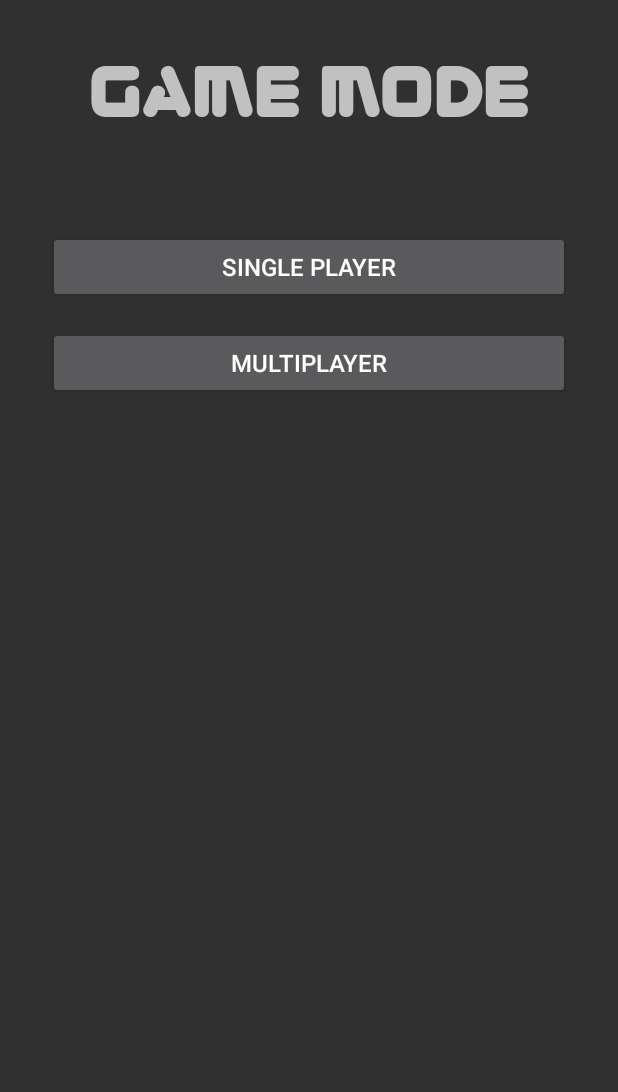
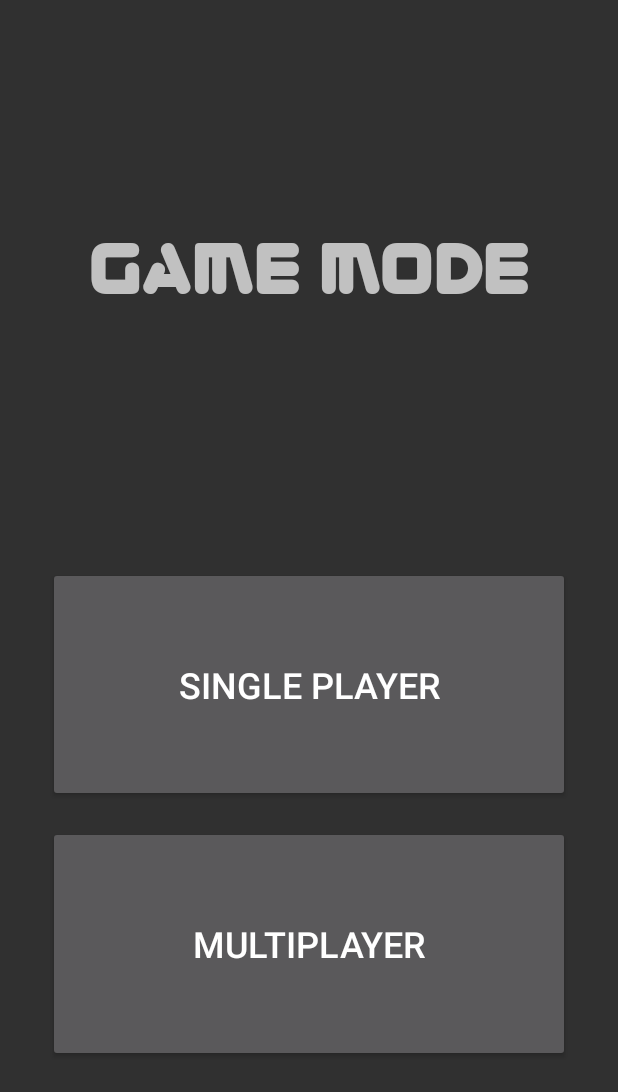
Before and after one commit to NetoPedro/TicTacToe, an Android app: the SelectGameModeActivity screen opened directly, with no data from a screen before it, on a phone screen of 412 x 824 dp. Shown: the top 1092 px of the screen. Run offline under Robolectric (Android 15) with nearby library versions, the phone set to English and light mode, and no system bars.

Commit message:
Main e select game mode activities mudados

```diff
--- a/app/src/main/res/layout/activity_main.xml
+++ b/app/src/main/res/layout/activity_main.xml
@@ -20,7 +20,7 @@
         android:textSize="64dp"
         android:textAlignment="center"
         android:layout_gravity="center_horizontal"
-        android:layout_marginTop="64dp"
+        android:layout_marginTop="86dp"
         android:layout_marginRight="16dp"
         android:layout_marginLeft="16dp"/>
 
@@ -28,7 +28,7 @@
         android:orientation="horizontal"
         android:layout_width="match_parent"
         android:layout_height="0dp"
-        android:layout_weight="10">
+        android:layout_weight="8">
 
         <ImageView
             android:layout_width="0dp"
--- a/app/src/main/res/layout/activity_select_difficulty.xml
+++ b/app/src/main/res/layout/activity_select_difficulty.xml
@@ -22,7 +22,7 @@
         android:layout_marginBottom="48dp"
         android:layout_marginLeft="16dp"
         android:layout_marginRight="16dp"
-        android:layout_marginTop="16dp" />
+        android:layout_marginTop="86dp" />
 
     <Button
         android:text="@string/easy"
--- a/app/src/main/res/layout/activity_select_game_mode.xml
+++ b/app/src/main/res/layout/activity_select_game_mode.xml
@@ -1,5 +1,5 @@
 <?xml version="1.0" encoding="utf-8"?>
-<RelativeLayout xmlns:android="http://schemas.android.com/apk/res/android"
+<LinearLayout xmlns:android="http://schemas.android.com/apk/res/android"
     xmlns:tools="http://schemas.android.com/tools"
     android:id="@+id/activity_select_game_mode"
     android:layout_width="match_parent"
@@ -8,12 +8,14 @@
     android:paddingLeft="@dimen/activity_horizontal_margin"
     android:paddingRight="@dimen/activity_horizontal_margin"
     android:paddingTop="@dimen/activity_vertical_margin"
+    android:orientation="vertical"
     tools:context="com.trimteam.tictactoe.SelectGameModeActivity">
 
     <TextView
         android:layout_width="match_parent"
-        android:layout_height="wrap_content"
+        android:layout_height="0dp"
         android:textAlignment="center"
+        android:gravity="center"
         android:text="@string/select_game_mode"
         android:layout_marginLeft="16dp"
         android:layout_marginRight="16dp"
@@ -21,29 +23,37 @@
         android:fontFamily="monospace"
         android:textSize="@android:dimen/app_icon_size"
         android:id="@+id/text_select_game_mode"
-        android:layout_marginBottom="64dp"
-        android:layout_marginTop="16dp"/>
+        android:layout_weight="7"/>
+
+    <LinearLayout
+        android:orientation="vertical"
+        android:layout_width="match_parent"
+        android:layout_height="0dp"
+        android:layout_weight="10"
+        android:paddingBottom="100dp"
+        android:paddingTop="36dp">
 
         <Button
             android:text="@string/single_player"
             android:layout_width="match_parent"
-        android:layout_height="wrap_content"
-        android:layout_centerHorizontal="true"
-        android:textSize="@dimen/activity_vertical_margin"
+            android:layout_height="0dp"
+            android:textSize="24dp"
             android:layout_marginLeft="16dp"
             android:layout_marginRight="16dp"
-        android:layout_marginBottom="16dp"
-        android:layout_below="@+id/text_select_game_mode"
-        android:id="@+id/button_single_player" />
+            android:id="@+id/button_single_player"
+            android:layout_weight="1"
+            android:layout_marginBottom="16dp"/>
 
         <Button
             android:text="@string/multiplayer"
             android:layout_width="match_parent"
-        android:layout_height="wrap_content"
-        android:layout_centerHorizontal="true"
-        android:textSize="@dimen/activity_vertical_margin"
+            android:layout_height="0dp"
+            android:textSize="24dp"
             android:layout_marginLeft="16dp"
             android:layout_marginRight="16dp"
             android:id="@+id/button_multiplayer"
-        android:layout_below="@+id/button_single_player" />
-</RelativeLayout>
+            android:layout_weight="1" />
+
+    </LinearLayout>
+
+</LinearLayout>
```
Lines whose indentation alone changed are shown as unchanged.
